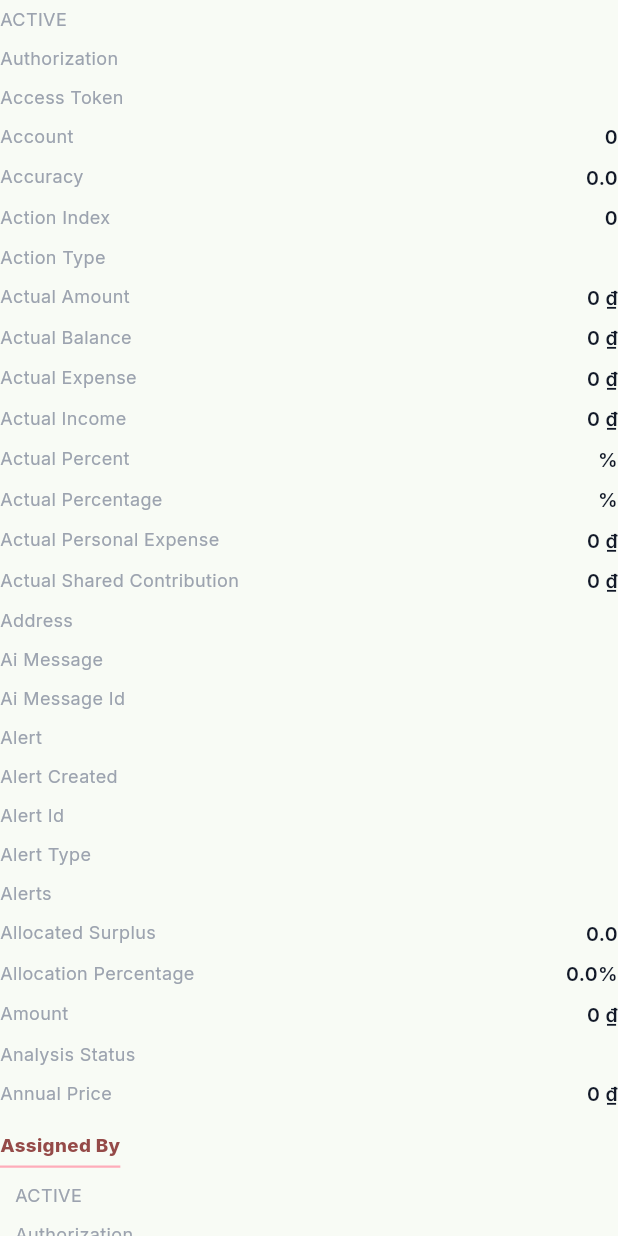
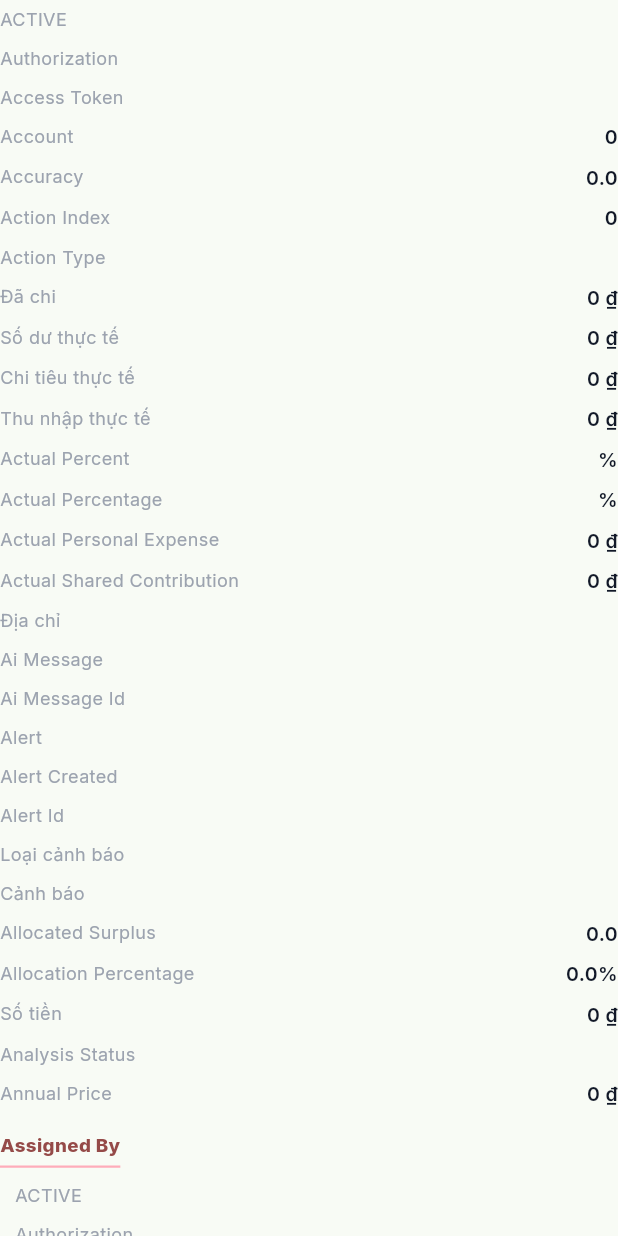
Before and after one commit to 16-Doffy/SEP-Family-Care-Mobile, a Flutter app: the JsonReportView widget shown alone on an empty page, opened directly with empty values, on a phone screen of 412 x 824 dp. Run offline on Flutter 3.47's test engine with Material 3 defaults, Android fonts, the phone set to English and light mode, and no system bars; our stand-ins replace firebase_auth, firebase_core, firebase_messaging, flutter_local_notifications, flutter_map, flutter_secure_storage and 10 more; missing offline and left inert: livekit_client, mobile_scanner; accounts and stored records are empty; network calls fail.

Commit message:
fix(i18n): JsonReportView áp nhãn tiếng Việt ở mọi màn, không riêng tài chính
Phát hiện lúc rà soát tiếng Việt: màn Trợ lý AI hiện báo cáo tài chính với
nhãn TIẾNG ANH ngay trước mặt người dùng — "Total Expense", "Balance",
"Active Budget Plan", "Plan Name", "Period Start", "Period End", "Expected
Shared Expense", "Line Count", "Usage Percent", "Budget Alerts".

Nguyên nhân: JsonReportView đã có sẵn bảng nhãn tiếng Việt, nhưng bảng đó chỉ
được tra khi financeReportMode == true. Trong 8 nơi dùng widget này thì 5 nơi
gọi KHÔNG bật cờ đó — ai_assistant_screen, reward_management_screen (2 chỗ),
support_request_screen, sos_screen — nên rơi hết về _labelize(), tức hàm sinh
nhãn tự động từ tên field BE ("totalExpense" -> "Total Expense").

Cờ financeReportMode vốn dùng cho hai việc khác nhau bị gộp làm một: lọc bỏ
field kỹ thuật, và tra bảng nhãn. Chỉ việc lọc field mới thật sự đặc thù cho
màn tài chính; nhãn tiếng Việt thì màn nào cũng cần.

Sửa: đổi tên _financeLabels thành _labels và tra bảng này KHÔNG ĐIỀU KIỆN ở cả
hai chỗ dựng nhãn (tiêu đề nhóm và hàng key-value). financeReportMode giữ
nguyên vai trò lọc _technicalKeys — không đụng, vì màn SOS cố ý hiện cả field
kỹ thuật dưới mục "Dữ liệu kỹ thuật".

Bổ sung khoảng 50 nhãn mới cho các field gặp thật ngoài phạm vi tài chính:
balance, totalIncome, activeBudgetPlan, lineCount, usagePercent, budgetAlerts,
và nhóm dùng chung như task, calendar, events, members, reward, location,
startTime, dueDate... Field lạ chưa có trong bảng vẫn rơi về _labelize() như
cũ, không crash — có test riêng cho trường hợp này.

Test mới: test/json_report_view_label_test.dart (3 case widget) khóa đúng cái
bug này lại — dựng JsonReportView KHÔNG bật financeReportMode và assert rằng
"Total Expense" / "Balance" / "Active Budget Plan" không còn xuất hiện.

flutter analyze 0 error, flutter test 498/498 pass.

Co-Authored-By: Claude Opus 5 <noreply@anthropic.com>

```diff
--- a/lib/widgets/json_report_view.dart
+++ b/lib/widgets/json_report_view.dart
@@ -22,10 +22,18 @@ class JsonReportView extends StatelessWidget {
     required this.data,
     required this.financeReportMode,
     required int depth,
-  })  : _depth = depth,
+  }) : _depth = depth,
        super();
 
-  static const _financeLabels = <String, String>{
+  /// Nhãn tiếng Việt cho tên field BE.
+  ///
+  /// Áp dụng cho **mọi** nơi dùng widget này, không riêng màn tài chính. Trước
+  /// đây map này chỉ được tra khi `financeReportMode == true`, nên Trợ lý AI /
+  /// Phần thưởng / Hỗ trợ / SOS rơi hết về [_labelize] và hiện nhãn tiếng Anh
+  /// sinh từ tên field ("Total Expense", "Active Budget Plan", "Period Start"…)
+  /// ngay trên màn người dùng thường thấy. Key nào chưa có ở đây vẫn rơi về
+  /// [_labelize] — thêm dần khi gặp field mới.
+  static const _labels = <String, String>{
     'budgetPlan': 'Kế hoạch ngân sách',
     'budgetPlanReport': 'Báo cáo ngân sách',
     'goal': 'Mục tiêu tiết kiệm',
@@ -91,6 +99,58 @@ class JsonReportView extends StatelessWidget {
     'actualValue': 'Giá trị thực tế',
     'resolutionNote': 'Ghi chú xử lý',
     'resolvedAt': 'Thời gian xử lý',
+    // Bổ sung 2026-08-17 sau khi thấy nhãn tiếng Anh lộ ra ở màn Trợ lý AI.
+    'id': 'Mã',
+    'balance': 'Số dư',
+    'totalIncome': 'Tổng thu',
+    'activeBudgetPlan': 'Kế hoạch ngân sách đang dùng',
+    'lineCount': 'Số danh mục',
+    'usagePercent': 'Đã dùng',
+    'budgetAlerts': 'Cảnh báo ngân sách',
+    'summary': 'Tóm tắt',
+    'title': 'Tiêu đề',
+    'description': 'Mô tả',
+    'amount': 'Số tiền',
+    'count': 'Số lượng',
+    'total': 'Tổng',
+    'month': 'Tháng',
+    'year': 'Năm',
+    'jar': 'Hũ',
+    'jarName': 'Tên hũ',
+    'jars': 'Các hũ',
+    'categoryName': 'Tên danh mục',
+    'family': 'Gia đình',
+    'scope': 'Phạm vi',
+    'task': 'Nhiệm vụ',
+    'tasks': 'Nhiệm vụ',
+    'calendar': 'Lịch',
+    'events': 'Sự kiện',
+    'finance': 'Tài chính',
+    'sos': 'Khẩn cấp',
+    'album': 'Ảnh',
+    'members': 'Thành viên',
+    'memberName': 'Thành viên',
+    'generatedAt': 'Tạo lúc',
+    'updatedAt': 'Cập nhật lúc',
+    'createdAt': 'Tạo lúc',
+    'startTime': 'Bắt đầu',
+    'endTime': 'Kết thúc',
+    'dueDate': 'Hạn chót',
+    'assignee': 'Người thực hiện',
+    'assigneeName': 'Người thực hiện',
+    'reward': 'Phần thưởng',
+    'rewardName': 'Tên phần thưởng',
+    'points': 'Điểm',
+    'priority': 'Mức ưu tiên',
+    'progressPercentage': 'Tiến độ',
+    'message': 'Nội dung',
+    'reason': 'Lý do',
+    'location': 'Vị trí',
+    'latitude': 'Vĩ độ',
+    'longitude': 'Kinh độ',
+    'address': 'Địa chỉ',
+    'phone': 'Số điện thoại',
+    'email': 'Email',
   };
 
   static const _technicalKeys = <String>{
@@ -115,11 +175,19 @@ class JsonReportView extends StatelessWidget {
 
   static bool _looksLikeMoney(String key) {
     final k = key.toLowerCase();
-    return k.contains('amount') || k.contains('income') || k.contains('expense') ||
-        k.contains('spending') || k.contains('total') || k.contains('balance') ||
-        k.contains('price') || k.contains('shortage') || k.contains('planned') ||
-        k.contains('actual') || k.contains('contribution') ||
-        k.contains('threshold') || k.contains('variance');
+    return k.contains('amount') ||
+        k.contains('income') ||
+        k.contains('expense') ||
+        k.contains('spending') ||
+        k.contains('total') ||
+        k.contains('balance') ||
+        k.contains('price') ||
+        k.contains('shortage') ||
+        k.contains('planned') ||
+        k.contains('actual') ||
+        k.contains('contribution') ||
+        k.contains('threshold') ||
+        k.contains('variance');
   }
 
   static String _fmtMoney(num v) {
@@ -198,7 +266,10 @@ class JsonReportView extends StatelessWidget {
   static String _labelize(String key) {
     // camelCase / snake_case → "Camel Case"
     final spaced = key
-        .replaceAllMapped(RegExp(r'([a-z0-9])([A-Z])'), (m) => '${m[1]} ${m[2]}')
+        .replaceAllMapped(
+          RegExp(r'([a-z0-9])([A-Z])'),
+          (m) => '${m[1]} ${m[2]}',
+        )
         .replaceAll('_', ' ');
     return spaced[0].toUpperCase() + spaced.substring(1);
   }
@@ -211,10 +282,12 @@ class JsonReportView extends StatelessWidget {
       return Column(
         crossAxisAlignment: CrossAxisAlignment.start,
         children: map.entries
-            .where((e) =>
+            .where(
+              (e) =>
                   !financeReportMode ||
                   (!_technicalKeys.contains(e.key) &&
-                    !(_depth > 0 && e.key == 'lines')))
+                      !(_depth > 0 && e.key == 'lines')),
+            )
             .map((e) => _entryRow(e.key, e.value))
             .toList(),
       );
@@ -224,23 +297,33 @@ class JsonReportView extends StatelessWidget {
       if (list.isEmpty) return _empty();
       return Column(
         crossAxisAlignment: CrossAxisAlignment.start,
-        children: list.asMap().entries.map((e) => _listItem(e.key, e.value)).toList(),
+        children: list
+            .asMap()
+            .entries
+            .map((e) => _listItem(e.key, e.value))
+            .toList(),
       );
     }
-    return Text(data?.toString() ?? '—',
-        style: GoogleFonts.inter(fontSize: 13, color: AppColors.textPrimary));
+    return Text(
+      data?.toString() ?? '—',
+      style: GoogleFonts.inter(fontSize: 13, color: AppColors.textPrimary),
+    );
   }
 
-  Widget _empty() => Text('Không có dữ liệu',
-      style: GoogleFonts.inter(fontSize: 12, color: AppColors.textMuted));
+  Widget _empty() => Text(
+    'Không có dữ liệu',
+    style: GoogleFonts.inter(fontSize: 12, color: AppColors.textMuted),
+  );
 
   Widget _entryRow(String key, dynamic value) {
     final isComplex = value is Map || value is List;
     if (isComplex) {
-      final label = financeReportMode ? (_financeLabels[key] ?? _labelize(key)) : _labelize(key);
+      final label = _labels[key] ?? _labelize(key);
       return Padding(
         padding: const EdgeInsets.only(top: 12),
-        child: Column(crossAxisAlignment: CrossAxisAlignment.start, children: [
+        child: Column(
+          crossAxisAlignment: CrossAxisAlignment.start,
+          children: [
             // Trước đây tiêu đề nhóm (Family/Scope/Task/Calendar...) tô màu
             // xám nhạt (textSecondary) giống hệt nhãn field thường, nhìn không
             // phân biệt được đâu là tiêu đề nhóm — đổi màu nổi bật + gạch chân
@@ -252,8 +335,14 @@ class JsonReportView extends StatelessWidget {
                   bottom: BorderSide(color: AppColors.primary100, width: 1.5),
                 ),
               ),
-            child: Text(label,
-                style: GoogleFonts.inter(fontSize: 12.5, fontWeight: FontWeight.w800, color: AppColors.primary600)),
+              child: Text(
+                label,
+                style: GoogleFonts.inter(
+                  fontSize: 12.5,
+                  fontWeight: FontWeight.w800,
+                  color: AppColors.primary600,
+                ),
+              ),
             ),
             Padding(
               padding: const EdgeInsets.only(left: 10, top: 6),
@@ -263,7 +352,8 @@ class JsonReportView extends StatelessWidget {
                 depth: _depth + 1,
               ),
             ),
-        ]),
+          ],
+        ),
       );
     }
     if (value == null) {
@@ -318,14 +408,24 @@ class JsonReportView extends StatelessWidget {
           Expanded(
             flex: 3,
             child: Text(
-                financeReportMode ? (_financeLabels[key] ?? _labelize(key)) : _labelize(key),
-                style: GoogleFonts.inter(fontSize: 12, color: AppColors.textMuted)),
+              _labels[key] ?? _labelize(key),
+              style: GoogleFonts.inter(
+                fontSize: 12,
+                color: AppColors.textMuted,
+              ),
+            ),
           ),
           Expanded(
             flex: 4,
-            child: Text(display,
+            child: Text(
+              display,
               textAlign: TextAlign.right,
-                style: GoogleFonts.inter(fontSize: 13, fontWeight: FontWeight.w600, color: AppColors.textPrimary)),
+              style: GoogleFonts.inter(
+                fontSize: 13,
+                fontWeight: FontWeight.w600,
+                color: AppColors.textPrimary,
+              ),
+            ),
           ),
         ],
       ),
@@ -351,8 +451,10 @@ class JsonReportView extends StatelessWidget {
     }
     return Padding(
       padding: const EdgeInsets.symmetric(vertical: 2),
-      child: Text('• ${value?.toString() ?? '—'}',
-          style: GoogleFonts.inter(fontSize: 13, color: AppColors.textPrimary)),
+      child: Text(
+        '• ${value?.toString() ?? '—'}',
+        style: GoogleFonts.inter(fontSize: 13, color: AppColors.textPrimary),
+      ),
     );
   }
 }
```
Also changed, not shown: 1 other file. Lines whose indentation alone changed are shown as unchanged.
